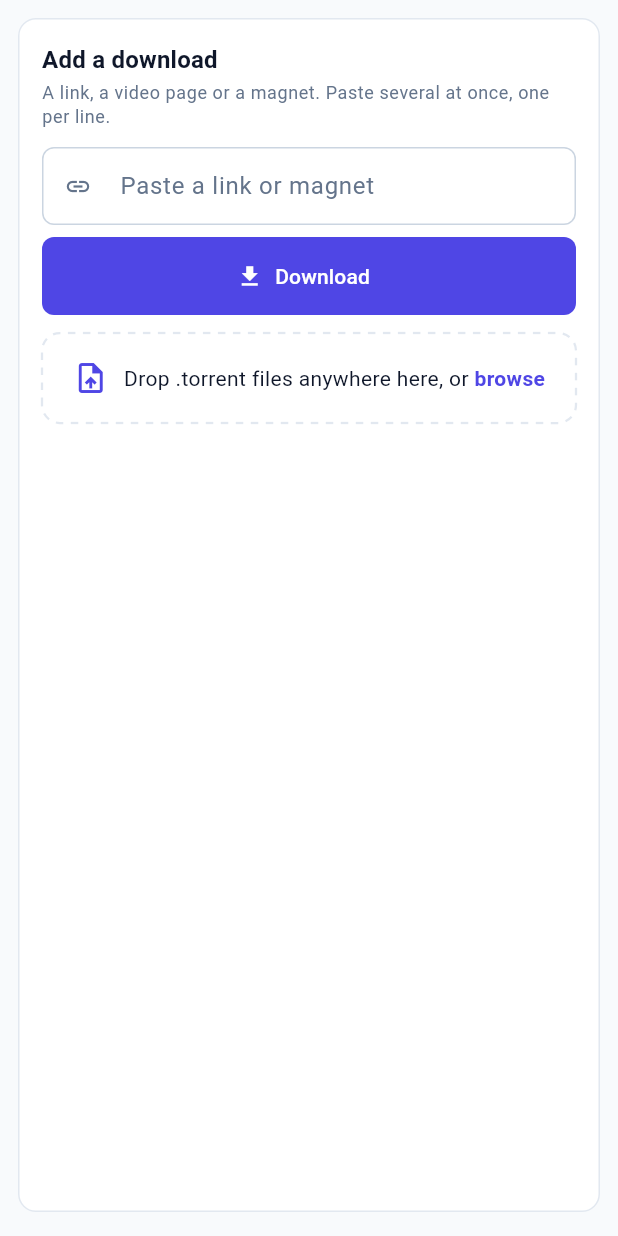
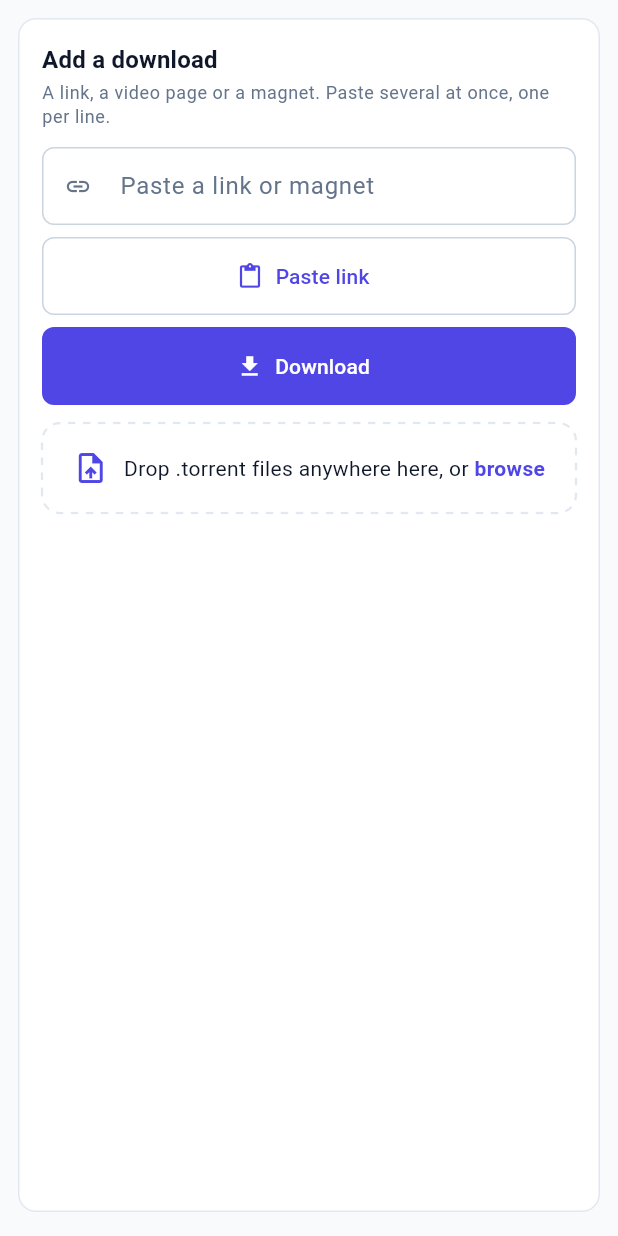
Before and after one commit to sadatdaniel/getaload_app, a Flutter app: the AddPanel widget shown alone on an empty page, opened directly with empty values, on a phone screen of 412 x 824 dp. Run offline on Flutter 3.47's test engine with Material 3 defaults, Android fonts, the phone set to English and light mode, and no system bars; our stand-ins replace file_picker, flutter_secure_storage, shared_preferences, webview_flutter; missing offline and left inert: android_intent_plus, desktop_drop, media_kit, media_kit_video, pdfrx; accounts and stored records are empty; network calls fail.

Commit message:
Paste link button instead of watching the clipboard
The app no longer reads the clipboard on its own (phones show "pasted from clipboard" notices, browsers ask for
permission). A Paste link button sits between the link field and Download (stacked on narrow screens) and takes
the links from the clipboard when tapped. The stored last-copied link is deleted.

Co-Authored-By: Claude Opus 5.5 <noreply@anthropic.com>

```diff
--- a/lib/add.dart
+++ b/lib/add.dart
@@ -1,11 +1,11 @@
 // Adding downloads: links (one or many, pasted together), and .torrent files picked or dropped (one or many).
 // Torrents get an options dialog (stream, unpack, Drive, seeding) with "Don't ask again".
 import 'dart:convert';
-import 'dart:typed_data';
 
 import 'package:desktop_drop/desktop_drop.dart';
 import 'package:file_picker/file_picker.dart';
 import 'package:flutter/material.dart';
+import 'package:flutter/services.dart';
 
 import 'api.dart';
 import 'settings.dart';
@@ -69,6 +69,20 @@ class AddPanelState extends State<AddPanel> {
   }
 
   void _toast(String m) => ScaffoldMessenger.of(context).showSnackBar(SnackBar(content: Text(m)));
+
+  // Reads the clipboard only when asked (a background check shows "pasted from clipboard" notices on phones and
+  // asks for permission in some browsers). Keeps the links in it; other text is left out.
+  Future<void> _paste() async {
+    String text;
+    try {
+      text = (await Clipboard.getData(Clipboard.kTextPlain))?.text ?? '';
+    } catch (_) {
+      return _toast('The browser did not allow reading the clipboard. Paste into the field instead (Ctrl+V).');
+    }
+    final links = splitLinks(text).where(isDownloadLink).toList();
+    if (links.isEmpty) return _toast('The clipboard has no link.');
+    _link.text = links.join('\n');
+  }
 
   /// Sends one request per item and reports one summary, so a bulk add never ends in a wall of errors.
   Future<void> _send(List<Map<String, dynamic>> bodies, String what) async {
@@ -184,6 +198,12 @@ class AddPanelState extends State<AddPanel> {
                 keyboardType: TextInputType.url,
                 decoration: const InputDecoration(hintText: 'Paste a link or magnet', prefixIcon: Icon(Icons.link)),
                 onSubmitted: (_) => _addLinks(),
+              ),
+              before: OutlinedButton.icon(
+                onPressed: _busy ? null : _paste,
+                icon: const Icon(Icons.content_paste),
+                label: const Text('Paste link'),
+                style: OutlinedButton.styleFrom(minimumSize: const Size(0, 52)),
               ),
               button: FilledButton.icon(
                 onPressed: _busy ? null : _addLinks,
--- a/lib/api.dart
+++ b/lib/api.dart
@@ -268,7 +268,7 @@ class Api {
   static bool get canDownload => Transport.canDownload;
 }
 
-/// Links worth offering to download from the clipboard.
+/// Links the Paste button takes from the clipboard.
 bool isDownloadLink(String s) {
   s = s.trim();
   if (s.contains(RegExp(r'\s'))) return false;
--- a/lib/jobs.dart
+++ b/lib/jobs.dart
@@ -167,11 +167,7 @@ class _JobsViewState extends State<JobsView> {
       items = [
         const Padding(
           padding: EdgeInsets.all(32),
-          child: Center(
-            child: Text(
-              'Nothing downloading. Add a link above, drop .torrent files here, or copy a link and reopen the app.',
-            ),
-          ),
+          child: Center(child: Text('Nothing downloading. Add a link above or drop .torrent files here.')),
         ),
       ];
     } else {
--- a/lib/servers.dart
+++ b/lib/servers.dart
@@ -12,7 +12,6 @@ class Servers extends ChangeNotifier {
   static const _store = FlutterSecureStorage();
   List<Server> list = [];
   String active = ''; // url of the selected server
-  String lastClip = ''; // clipboard text already offered, so it is not offered again
 
   Server? get current => list.where((s) => s.url == active).firstOrNull ?? list.firstOrNull;
 
@@ -21,7 +20,7 @@ class Servers extends ChangeNotifier {
       final raw = await _store.read(key: 'servers');
       if (raw != null) list = (jsonDecode(raw) as List).map((e) => Server.fromJson(e)).toList();
       active = await _store.read(key: 'active') ?? '';
-      lastClip = await _store.read(key: 'lastClip') ?? '';
+      await _store.delete(key: 'lastClip'); // the old clipboard check kept the last copied link; not needed now
     } catch (_) {
       list = []; // unreadable after a backup restore to another device: start over (tokens are per device anyway)
     }
@@ -76,9 +75,4 @@ class Servers extends ChangeNotifier {
     final p = defaultTargetPlatform.name;
     return '${kIsWeb ? 'Browser' : p[0].toUpperCase() + p.substring(1)} $id';
   }
-
-  Future<void> seenClip(String text) async {
-    lastClip = text;
-    await _store.write(key: 'lastClip', value: text);
-  }
 }
--- a/lib/ui.dart
+++ b/lib/ui.dart
@@ -294,17 +294,27 @@ Future<bool> confirm(
 /// (phones with large text squeeze the field otherwise).
 class FieldWithButton extends StatelessWidget {
   final Widget field, button;
-  const FieldWithButton({super.key, required this.field, required this.button});
+  final Widget? before; // a second button between the field and the main one (e.g. Paste link)
+  const FieldWithButton({super.key, required this.field, required this.button, this.before});
 
   @override
   Widget build(BuildContext context) => LayoutBuilder(
     builder: (context, box) => box.maxWidth < 480
-        ? Column(crossAxisAlignment: CrossAxisAlignment.stretch, children: [field, const SizedBox(height: 8), button])
+        ? Column(
+            crossAxisAlignment: CrossAxisAlignment.stretch,
+            children: [
+              field,
+              const SizedBox(height: 8),
+              if (before != null) ...[before!, const SizedBox(height: 8)],
+              button,
+            ],
+          )
         : Row(
             crossAxisAlignment: CrossAxisAlignment.start,
             children: [
               Expanded(child: field),
               const SizedBox(width: 8),
+              if (before != null) ...[before!, const SizedBox(width: 8)],
               button,
             ],
           ),
```
Also changed, not shown: lib/main.dart (+1 -76 lines).
